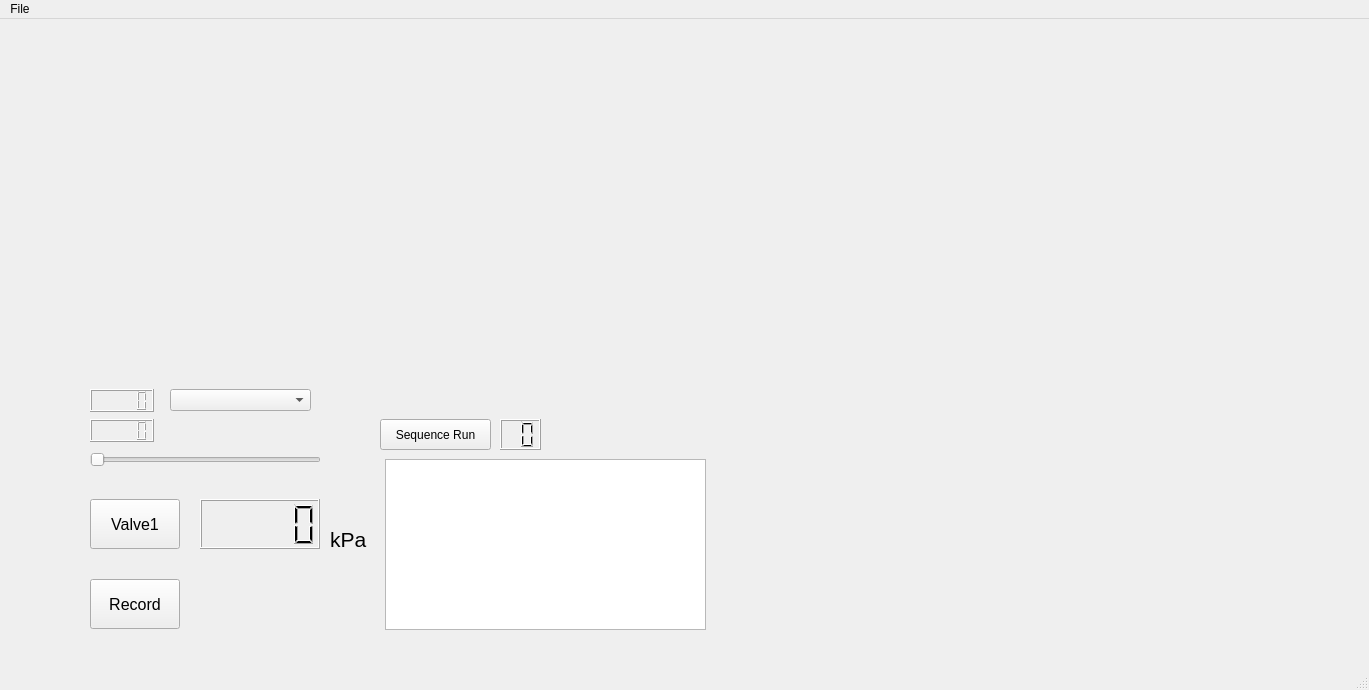
This is droplet_gui.ui in LiMe-NanoBioeng/pressure_control as Qt 5 draws it before an edit. The edited form follows.
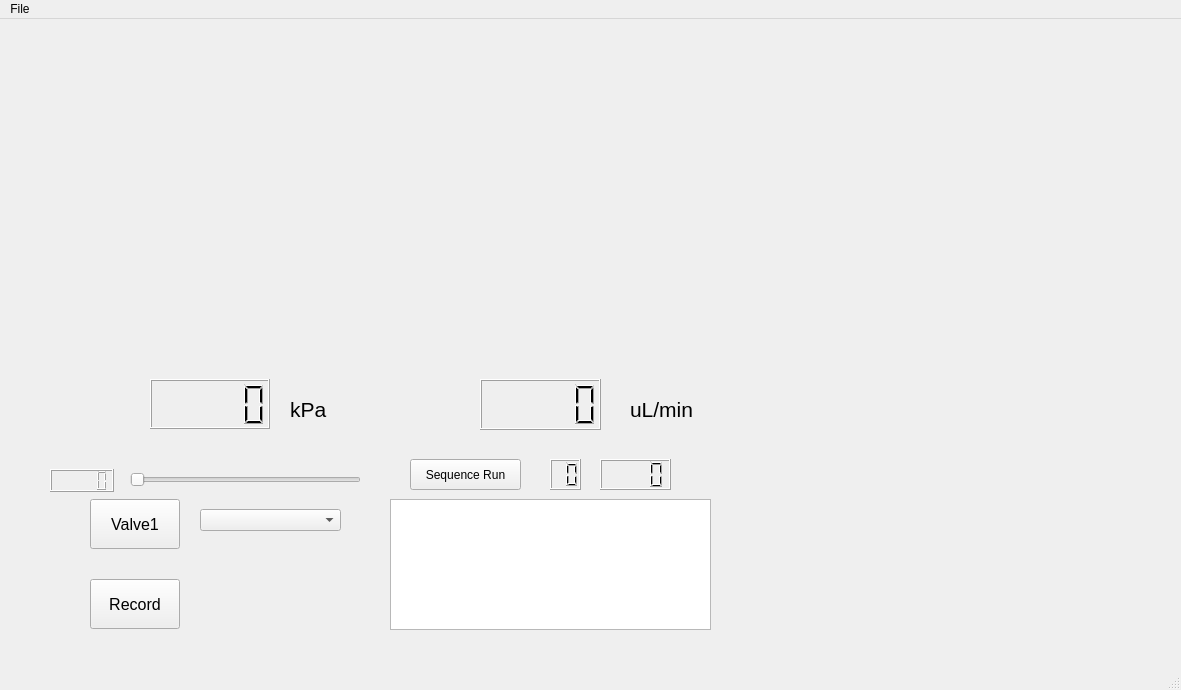
This is the edited form.

Commit message: update user interface

Patch:
```diff
--- a/droplet_gui.ui
+++ b/droplet_gui.ui
@@ -6,7 +6,7 @@
    <rect>
     <x>0</x>
     <y>0</y>
-    <width>1369</width>
+    <width>1181</width>
     <height>690</height>
    </rect>
   </property>
@@ -35,8 +35,8 @@
    <widget class="QLCDNumber" name="valveLcd_1">
     <property name="geometry">
      <rect>
-      <x>200</x>
-      <y>480</y>
+      <x>150</x>
+      <y>360</y>
       <width>120</width>
       <height>50</height>
      </rect>
@@ -63,8 +63,8 @@
    <widget class="QLabel" name="label">
     <property name="geometry">
      <rect>
-      <x>330</x>
-      <y>510</y>
+      <x>290</x>
+      <y>380</y>
       <width>41</width>
       <height>20</height>
      </rect>
@@ -81,8 +81,8 @@
    <widget class="QSlider" name="horizontalSlider">
     <property name="geometry">
      <rect>
-      <x>90</x>
-      <y>430</y>
+      <x>130</x>
+      <y>450</y>
       <width>231</width>
       <height>22</height>
      </rect>
@@ -97,8 +97,8 @@
    <widget class="QLCDNumber" name="lcdnumber_1">
     <property name="geometry">
      <rect>
-      <x>90</x>
-      <y>370</y>
+      <x>50</x>
+      <y>450</y>
       <width>64</width>
       <height>23</height>
      </rect>
@@ -107,8 +107,8 @@
    <widget class="QComboBox" name="comboBox">
     <property name="geometry">
      <rect>
-      <x>170</x>
-      <y>370</y>
+      <x>200</x>
+      <y>490</y>
       <width>141</width>
       <height>22</height>
      </rect>
@@ -117,18 +117,18 @@
    <widget class="QTableWidget" name="tableWidget">
     <property name="geometry">
      <rect>
-      <x>385</x>
-      <y>440</y>
+      <x>390</x>
+      <y>480</y>
       <width>321</width>
-      <height>171</height>
+      <height>131</height>
      </rect>
     </property>
    </widget>
    <widget class="QPushButton" name="SequenceRun">
     <property name="geometry">
      <rect>
-      <x>380</x>
-      <y>400</y>
+      <x>410</x>
+      <y>440</y>
       <width>111</width>
       <height>31</height>
      </rect>
@@ -140,33 +140,64 @@
    <widget class="QLCDNumber" name="lcdTimer">
     <property name="geometry">
      <rect>
-      <x>500</x>
-      <y>400</y>
-      <width>41</width>
+      <x>600</x>
+      <y>440</y>
+      <width>71</width>
       <height>31</height>
      </rect>
     </property>
     <property name="digitCount">
-     <number>2</number>
+     <number>4</number>
     </property>
    </widget>
    <widget class="QLCDNumber" name="flowrate">
     <property name="geometry">
      <rect>
-      <x>90</x>
-      <y>400</y>
-      <width>64</width>
-      <height>23</height>
+      <x>480</x>
+      <y>360</y>
+      <width>121</width>
+      <height>51</height>
      </rect>
     </property>
    </widget>
+   <widget class="QLCDNumber" name="lcdSeqNumber">
+    <property name="geometry">
+     <rect>
+      <x>550</x>
+      <y>440</y>
+      <width>31</width>
+      <height>31</height>
+     </rect>
+    </property>
+    <property name="digitCount">
+     <number>2</number>
+    </property>
+   </widget>
+   <widget class="QLabel" name="label_2">
+    <property name="geometry">
+     <rect>
+      <x>630</x>
+      <y>380</y>
+      <width>81</width>
+      <height>21</height>
+     </rect>
+    </property>
+    <property name="font">
+     <font>
+      <pointsize>16</pointsize>
+     </font>
+    </property>
+    <property name="text">
+     <string>uL/min</string>
+    </property>
+   </widget>
   </widget>
   <widget class="QMenuBar" name="menubar">
    <property name="geometry">
     <rect>
      <x>0</x>
      <y>0</y>
-     <width>1369</width>
+     <width>1181</width>
      <height>21</height>
     </rect>
    </property>
```
The commit also changes 3 other files.
